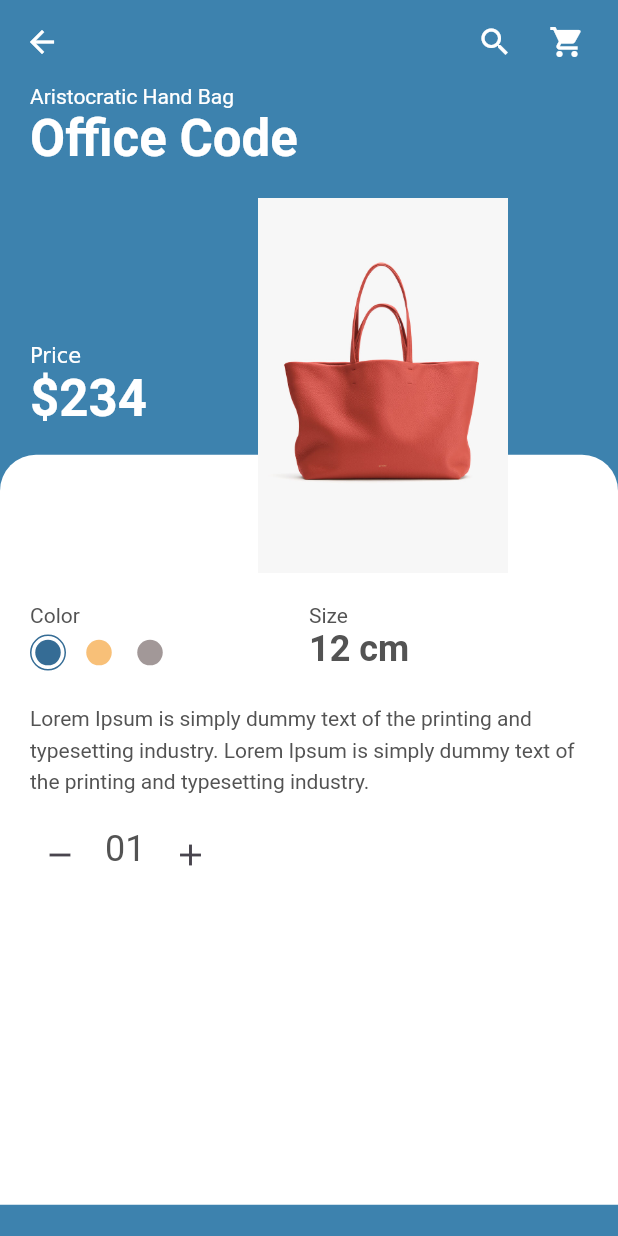
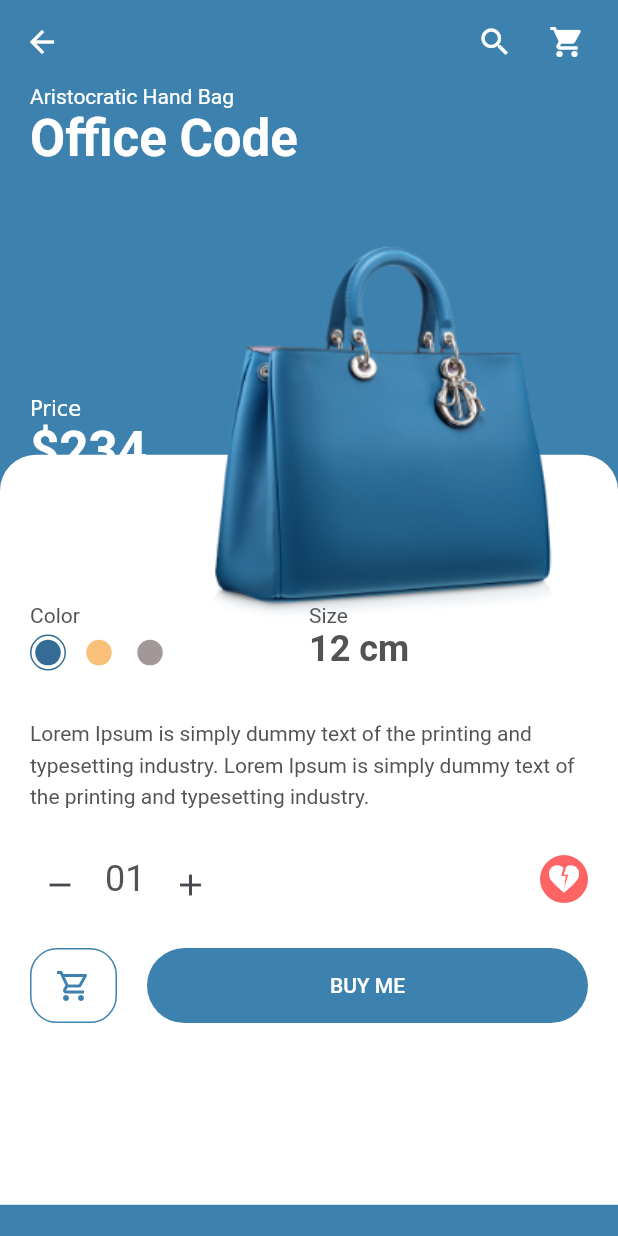
Before and after one commit to Josh-la-posh/shop_app_flutter, a Flutter app: the screen it shows after launch, after a tap on "Office Code", on a phone screen of 412 x 824 dp. Run offline on Flutter 3.47's test engine with Material 2 defaults, Android fonts, the phone set to English and light mode, and no system bars.

Commit message:
project functionality updated

```diff
--- a/lib/models/Product.dart
+++ b/lib/models/Product.dart
@@ -22,7 +22,7 @@ List<Product> products = [
     price: 234,
     size: 12,
     description: dummyText,
-    image: 'assets/images/img1.jpg',
+    image: 'assets/images/bag1.png',
     color: const Color(0xFF3D82AE),
   ),
   Product(
@@ -31,7 +31,7 @@ List<Product> products = [
     price: 234,
     size: 8,
     description: dummyText,
-    image: 'assets/images/img1.jpg',
+    image: 'assets/images/bag2.png',
     color: const Color(0xFFD3A984), // Product
   ),
   Product(
@@ -40,7 +40,7 @@ List<Product> products = [
     price: 234,
     size: 10,
     description: dummyText,
-    image: 'assets/images/img1.jpg',
+    image: 'assets/images/bag3.png',
     color: const Color(0xFF989493), // Product
   ),
   Product(
@@ -49,7 +49,7 @@ List<Product> products = [
     price: 234,
     size: 11,
     description: dummyText,
-    image: 'assets/images/img1.jpg',
+    image: 'assets/images/bag4.png',
     color: const Color(0xFFD3A984), // Product
   ),
   Product(
@@ -58,7 +58,7 @@ List<Product> products = [
     price: 234,
     size: 12,
     description: dummyText,
-    image: 'assets/images/img1.jpg',
+    image: 'assets/images/bag5.png',
     color: const Color(0xFFFB7883), // Product
   ),
   Product(
@@ -67,7 +67,7 @@ List<Product> products = [
     price: 234,
     size: 12,
     description: dummyText,
-    image: 'assets/images/img1.jpg',
+    image: 'assets/images/bag6.png',
     color: const Color(0xFFAEAEAE), // Product
   ),
 ];
--- /dev/null
+++ b/lib/screens/details/components/add_to_cart.dart
@@ -0,0 +1,48 @@
+import 'package:flutter/material.dart';
+import 'package:shop_app/constants.dart';
+import 'package:shop_app/models/Product.dart';
+
+class AddToCart extends StatelessWidget {
+  const AddToCart({
+    super.key,
+    required this.product,
+  });
+
+  final Product product;
+
+  @override
+  Widget build(BuildContext context) {
+    return Padding(
+      padding: const EdgeInsets.only(top: kDefaultPadding),
+      child: Row(
+        children: [
+          Container(
+            margin: EdgeInsets.only(right: kDefaultPadding),
+            width: 58,
+            height: 50,
+            decoration: BoxDecoration(
+                borderRadius: BorderRadius.circular(18),
+                border: Border.all(color: product.color)),
+            child: IconButton(
+              icon: Icon(Icons.shopping_cart_outlined),
+              color: product.color,
+              onPressed: () {},
+            ),
+          ),
+          Expanded(
+            child: SizedBox(
+              height: 50,
+              child: TextButton(
+                style: ButtonStyle(
+                    backgroundColor: MaterialStateProperty.all(product.color)),
+                onPressed: () {},
+                child: Text('Buy Me'.toUpperCase(),
+                    style: TextStyle(color: Colors.white)),
+              ),
+            ),
+          )
+        ],
+      ),
+    );
+  }
+}
--- a/lib/screens/details/components/body.dart
+++ b/lib/screens/details/components/body.dart
@@ -1,9 +1,13 @@
+import 'dart:convert';
+
 import 'package:flutter/material.dart';
 import 'package:shop_app/constants.dart';
 import 'package:shop_app/models/Product.dart';
 import 'package:shop_app/screens/details/components/product_title_with_image.dart';
 import 'package:shop_app/screens/details/components/ColorAndSize.dart';
 import 'package:shop_app/screens/details/components/description.dart';
+import 'package:shop_app/screens/details/components/counter_with_fav_btn.dart';
+import 'package:shop_app/screens/details/components/add_to_cart.dart';
 
 class Body extends StatelessWidget {
   final Product product;
@@ -35,8 +39,12 @@ class Body extends StatelessWidget {
                 child: Column(
                   children: [
                     ColorAndSize(product: product),
+                    SizedBox(height: kDefaultPadding / 2,),
                     Description(product: product),
-                    CartCounter(),
+                    SizedBox(height: kDefaultPadding / 2,),
+                    CounterWithFavBtn(),
+                    SizedBox(height: kDefaultPadding / 2,),
+                    AddToCart(product: product)
                   ],
                 ),
               ),
@@ -48,59 +56,3 @@ class Body extends StatelessWidget {
     ));
   }
 }
-
-class CartCounter extends StatefulWidget {
-  const CartCounter({Key? key}) : super(key: key);
-
-  @override
-  State<CartCounter> createState() => _CartCounterState();
-}
-
-class _CartCounterState extends State<CartCounter> {
-  int numOfItem = 1;
-  @override
-  Widget build(BuildContext context) {
-    return Row(
-      children: [
-        buildOutlinedButton(
-            icon: Icons.remove,
-            press: () {
-              if (numOfItem > 1) {
-                setState(() {
-                  numOfItem--;
-                });
-              }
-            }),
-        Padding(
-          padding: const EdgeInsets.symmetric(horizontal: kDefaultPadding / 2),
-          child: Text(
-            numOfItem.toString().padLeft(2, "0"),
-            style: Theme.of(context).textTheme.headlineSmall,
-          ),
-        ),
-        buildOutlinedButton(
-            icon: Icons.add,
-            press: () {
-              setState(() {
-                numOfItem++;
-              });
-            }),
-      ],
-    );
-  }
-
-  SizedBox buildOutlinedButton(
-      {required IconData icon, required press}) {
-    return SizedBox(
-      width: 40,
-      height: 32,
-      child: Padding(
-        padding: EdgeInsets.zero,
-        child: IconButton(
-          onPressed: press,
-          icon: Icon(icon),
-        ),
-      ),
-    );
-  }
-}
--- /dev/null
+++ b/lib/screens/details/components/cart_counter.dart
@@ -0,0 +1,58 @@
+import 'package:flutter/material.dart';
+import 'package:shop_app/constants.dart';
+
+class CartCounter extends StatefulWidget {
+  const CartCounter({Key? key}) : super(key: key);
+
+  @override
+  State<CartCounter> createState() => _CartCounterState();
+}
+
+class _CartCounterState extends State<CartCounter> {
+  int numOfItem = 1;
+  @override
+  Widget build(BuildContext context) {
+    return Row(
+      children: [
+        buildOutlinedButton(
+            icon: Icons.remove,
+            press: () {
+              if (numOfItem > 1) {
+                setState(() {
+                  numOfItem--;
+                });
+              }
+            }),
+        Padding(
+          padding: const EdgeInsets.symmetric(horizontal: kDefaultPadding / 2),
+          child: Text(
+            numOfItem.toString().padLeft(2, "0"),
+            style: Theme.of(context).textTheme.headlineSmall,
+          ),
+        ),
+        buildOutlinedButton(
+            icon: Icons.add,
+            press: () {
+              setState(() {
+                numOfItem++;
+              });
+            }),
+      ],
+    );
+  }
+
+  SizedBox buildOutlinedButton(
+      {required IconData icon, required press}) {
+    return SizedBox(
+      width: 40,
+      height: 32,
+      child: Padding(
+        padding: EdgeInsets.zero,
+        child: IconButton(
+          onPressed: press,
+          icon: Icon(icon),
+        ),
+      ),
+    );
+  }
+}
--- /dev/null
+++ b/lib/screens/details/components/counter_with_fav_btn.dart
@@ -0,0 +1,28 @@
+import 'package:flutter/material.dart';
+import 'package:shop_app/constants.dart';
+import 'package:shop_app/screens/details/components/cart_counter.dart';
+
+class CounterWithFavBtn extends StatelessWidget {
+  const CounterWithFavBtn({
+    super.key,
+  });
+
+  @override
+  Widget build(BuildContext context) {
+    return Row(
+        mainAxisAlignment: MainAxisAlignment.spaceBetween,
+        children: [
+      CartCounter(),
+      Container(
+          padding: EdgeInsets.all(4),
+          width: 32,
+          height: 32,
+          decoration:
+              BoxDecoration(color: Color(0xFFFF6464), shape: BoxShape.circle),
+          child: Icon(
+            Icons.heart_broken,
+            color: Colors.white,
+          )),
+    ]);
+  }
+}
--- a/lib/screens/details/components/product_title_with_image.dart
+++ b/lib/screens/details/components/product_title_with_image.dart
@@ -49,10 +49,13 @@ class ProductTitleWithImage extends StatelessWidget {
                 width: kDefaultPadding,
               ),
               Expanded(
-                child: Image.asset(
-                  product.image,
-                  // fit: BoxFit.fill,
-                  height: 250,
+                child: Hero(
+                  tag: "${product.id}",
+                  child: Image.asset(
+                    product.image,
+                    // fit: BoxFit.fitWidth,
+                    height: 320,
+                  ),
                 ),
               )
             ],
--- a/lib/screens/home/components/item_card.dart
+++ b/lib/screens/home/components/item_card.dart
@@ -24,7 +24,9 @@ class ItemCard extends StatelessWidget {
               // height: 180,
               decoration: BoxDecoration(
                   color: product.color, borderRadius: BorderRadius.circular(16)),
-              child: Image.asset(product.image),
+              child: Hero(
+                tag: "${product.id}",
+                  child: Image.asset(product.image)),
             ),
           ),
           Padding(
```
Also changed, not shown: assets/images/bag1.png (added), assets/images/bag2.png (added), assets/images/bag3.png (added), assets/images/bag4.png (added), assets/images/bag5.png (added), assets/images/bag6.png (added), assets/images/img1.jpg (deleted).
